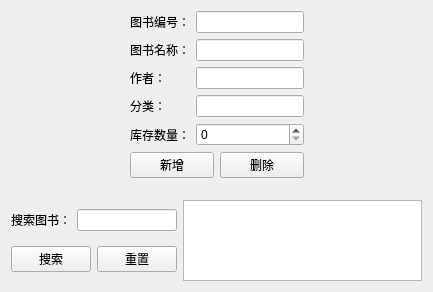
Before: the Qt Designer form bookpanel.ui in kalpas-boy/QtZhxm, drawn with Qt 5.
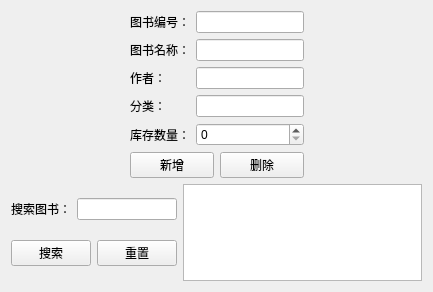
After: the same form once the commit is applied.

The edit to the form file:
```diff
--- a/bookpanel.ui
+++ b/bookpanel.ui
@@ -133,19 +133,6 @@
      </item>
     </layout>
    </item>
-   <item>
-    <spacer name="verticalSpacer">
-     <property name="orientation">
-      <enum>Qt::Orientation::Vertical</enum>
-     </property>
-     <property name="sizeHint" stdset="0">
-      <size>
-       <width>20</width>
-       <height>128</height>
-      </size>
-     </property>
-    </spacer>
-   </item>
    <item>
     <layout class="QHBoxLayout" name="horizontalLayout_5">
      <item>
```
